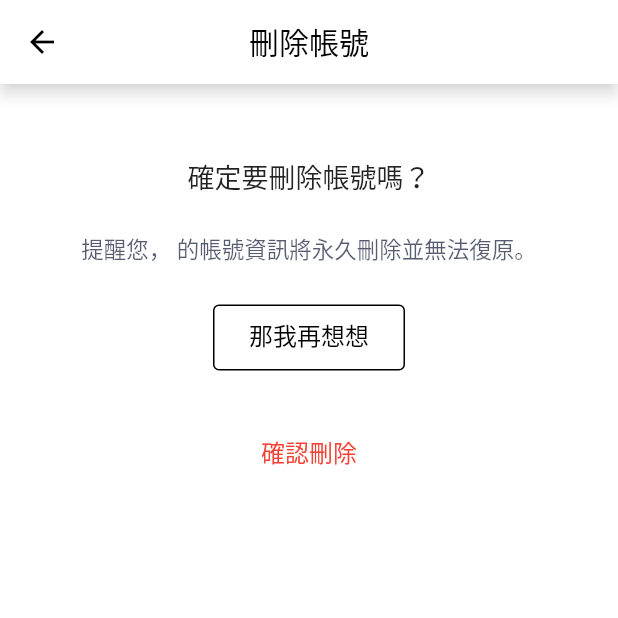
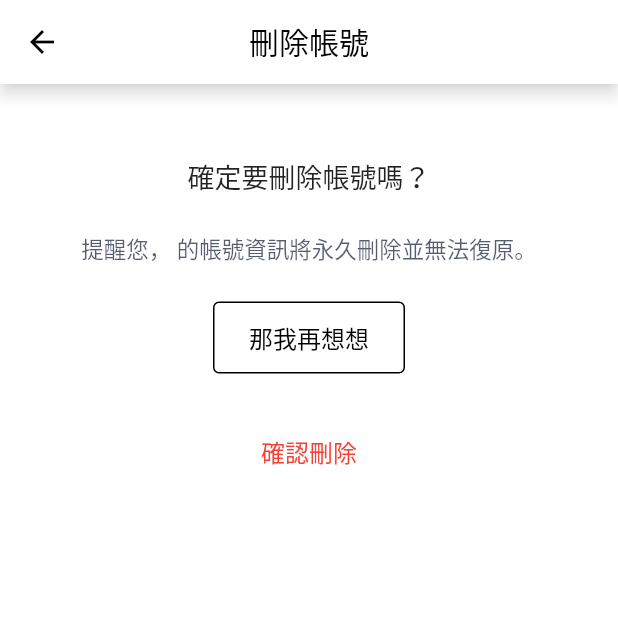
Before and after one commit to mirror-media/READrMeshApp, a Flutter app: the DeleteMemberWidget screen opened directly with empty values, on a phone screen of 412 x 824 dp, the top half of it. Run offline on Flutter 3.47's test engine with Material 2 defaults, Android fonts, the phone set to English and light mode, and no system bars; our stand-ins replace audioplayers, auto_route, bloc, cached_network_image, carousel_slider, chewie and 22 more; missing offline and left inert: app_settings, flutter_embedded_webview, flutter_inappwebview, pausable_timer, youtube_explode_dart; accounts and stored records are empty; statements that could not run were skipped; project files that could hold a hidden picture were left out.

Commit message:
Change button padding

```diff
--- a/lib/pages/memberCenter/deleteMember/deleteMemberWidget.dart
+++ b/lib/pages/memberCenter/deleteMember/deleteMemberWidget.dart
@@ -108,7 +108,7 @@ class _DeleteMemberWidgetState extends State<DeleteMemberWidget> {
               }
             },
             style: OutlinedButton.styleFrom(
-              padding: const EdgeInsets.fromLTRB(24, 8, 24, 12),
+              padding: const EdgeInsets.fromLTRB(24, 12, 24, 12),
               side: const BorderSide(
                 color: Colors.black,
                 width: 1,
```
